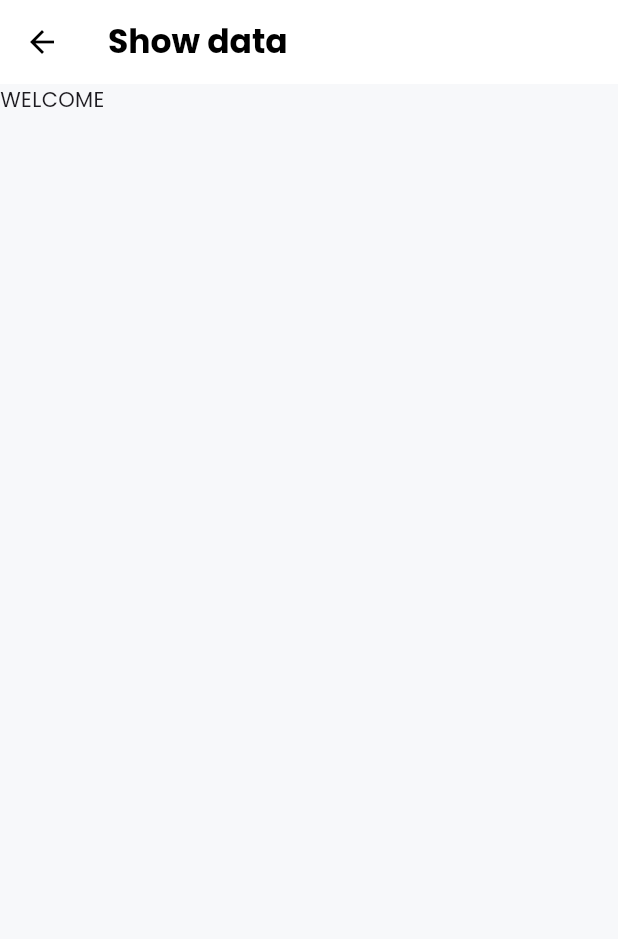
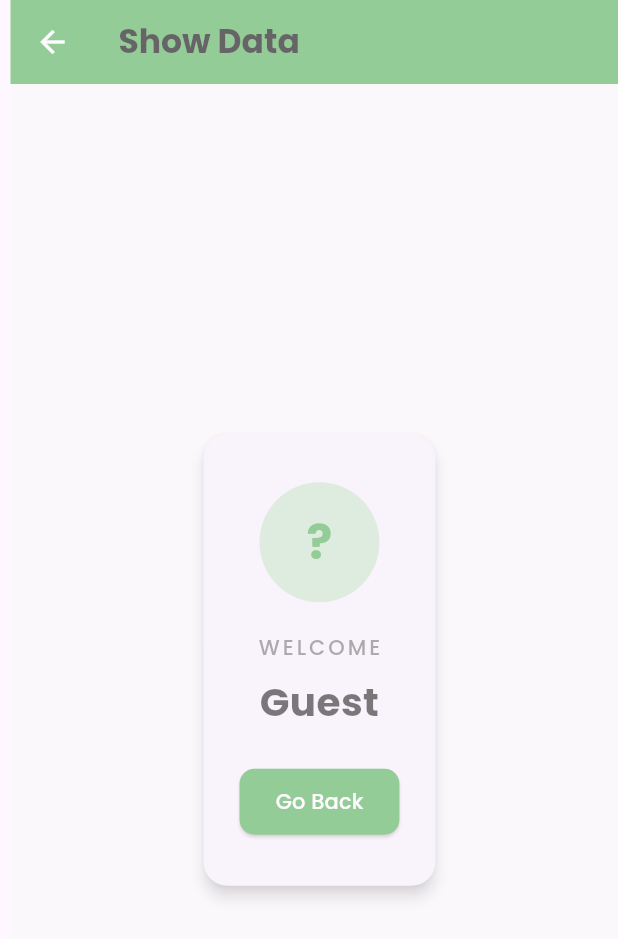
Before and after one commit to muhammadsohail07/Flutter-Learn, a Flutter app: the EnterNameScreen screen opened directly, after a tap on "Submit", on a phone screen of 412 x 824 dp. Shown: the top 939 px of the screen. Run offline on Flutter 3.47's test engine with Material 3 defaults, Android fonts, the phone set to English and light mode, and no system bars; our stand-ins replace audioplayers, cached_network_image, google_fonts.

Commit message:
data passin from one screen to another updateds

```diff
--- a/lib/Tasks/Navigation/passingdata.dart
+++ b/lib/Tasks/Navigation/passingdata.dart
@@ -1,16 +1,27 @@
 import 'package:flutter/material.dart';
 
-class EnterNameScreen extends StatelessWidget {
+class EnterNameScreen extends StatefulWidget {
+  const EnterNameScreen({super.key});
 
+  @override
+  State<EnterNameScreen> createState() => _EnterNameScreenState();
+}
+
+class _EnterNameScreenState extends State<EnterNameScreen> {
   final TextEditingController _text = TextEditingController();
-  EnterNameScreen({super.key});
+  bool isLoading = false;
+
+  @override
+  void dispose() {
+    _text.dispose();
+    super.dispose();
+  }
 
   @override
   Widget build(BuildContext context) {
     return Scaffold(
       appBar: AppBar(
-        title: Text("Greeting"),
-
+        title: const Text("Greeting"),
       ),
       body: Center(
         child: Padding(
@@ -31,12 +42,24 @@ class EnterNameScreen extends StatelessWidget {
                     fillColor: Colors.grey.shade100,
                     prefixIcon: const Icon(Icons.person_outline),
                   ),
+                ),
+                const SizedBox(height: 16),
+                ElevatedButton(
+                  onPressed: isLoading
+                      ? null
+                      : () async {
+                    setState(() => isLoading = true);
 
-                 )
-                 ,
-                 ElevatedButton(
-                   onPressed: () {
-                     Navigator.of(context).push(MaterialPageRoute(builder: (context)=> ShowScreen(name: _text.text)));
+                    await Future.delayed(const Duration(seconds: 1));
+
+                    setState(() => isLoading = false);
+
+                    Navigator.of(context).push(
+                      MaterialPageRoute(
+                        builder: (context) =>
+                            ShowScreen(name: _text.text),
+                      ),
+                    );
                   },
                   style: ElevatedButton.styleFrom(
                     backgroundColor: Colors.green,
@@ -46,9 +69,19 @@ class EnterNameScreen extends StatelessWidget {
                       borderRadius: BorderRadius.circular(10),
                     ),
                   ),
-                   child: const Text(
+                  child: isLoading
+                      ? const SizedBox(
+                    height: 22,
+                    width: 22,
+                    child: CircularProgressIndicator(
+                      color: Colors.white,
+                      strokeWidth: 2.5,
+                    ),
+                  )
+                      : const Text(
                     'Submit',
-                     style: TextStyle(fontSize: 16, fontWeight: FontWeight.w600),
+                    style: TextStyle(
+                        fontSize: 16, fontWeight: FontWeight.w600),
                   ),
                 )
               ],
@@ -61,15 +94,83 @@ class EnterNameScreen extends StatelessWidget {
 }
 
 class ShowScreen extends StatelessWidget {
-  String name;
- ShowScreen({super.key, required this.name});
+  final String name;
+  const ShowScreen({super.key, required this.name});
+
   @override
   Widget build(BuildContext context) {
     return Scaffold(
+      backgroundColor: Colors.grey.shade50,
       appBar: AppBar(
-        title: Text("Show data"),
+        title: const Text("Show Data"),
+        backgroundColor: Colors.green,
+        foregroundColor: Colors.white,
       ),
-      body: Text("WELCOME $name"),
+      body: Center(
+        child: Padding(
+          padding: const EdgeInsets.all(24.0),
+          child: Card(
+            elevation: 4,
+            shape: RoundedRectangleBorder(
+              borderRadius: BorderRadius.circular(16),
+            ),
+            child: Padding(
+              padding: const EdgeInsets.symmetric(vertical: 32, horizontal: 24),
+              child: Column(
+                mainAxisSize: MainAxisSize.min,
+                children: [
+                  CircleAvatar(
+                    radius: 40,
+                    backgroundColor: Colors.green.shade100,
+                    child: Text(
+                      name.isNotEmpty ? name[0].toUpperCase() : '?',
+                      style: const TextStyle(
+                        fontSize: 32,
+                        fontWeight: FontWeight.bold,
+                        color: Colors.green,
+                      ),
+                    ),
+                  ),
+                  const SizedBox(height: 20),
+                  Text(
+                    "WELCOME",
+                    style: TextStyle(
+                      fontSize: 14,
+                      letterSpacing: 2,
+                      color: Colors.grey.shade600,
+                      fontWeight: FontWeight.w500,
+                    ),
+                  ),
+                  const SizedBox(height: 8),
+                  Text(
+                    name.isEmpty ? "Guest" : name,
+                    textAlign: TextAlign.center,
+                    style: const TextStyle(
+                      fontSize: 26,
+                      fontWeight: FontWeight.bold,
+                      color: Colors.black87,
+                    ),
+                  ),
+                  const SizedBox(height: 24),
+                  ElevatedButton(
+                    onPressed: () => Navigator.of(context).pop(),
+                    style: ElevatedButton.styleFrom(
+                      backgroundColor: Colors.green,
+                      foregroundColor: Colors.white,
+                      shape: RoundedRectangleBorder(
+                        borderRadius: BorderRadius.circular(10),
+                      ),
+                      padding: const EdgeInsets.symmetric(
+                          horizontal: 24, vertical: 12),
+                    ),
+                    child: const Text("Go Back"),
+                  ),
+                ],
+              ),
+            ),
+          ),
+        ),
+      ),
     );
   }
 }
```
Lines whose indentation alone changed are shown as unchanged.
